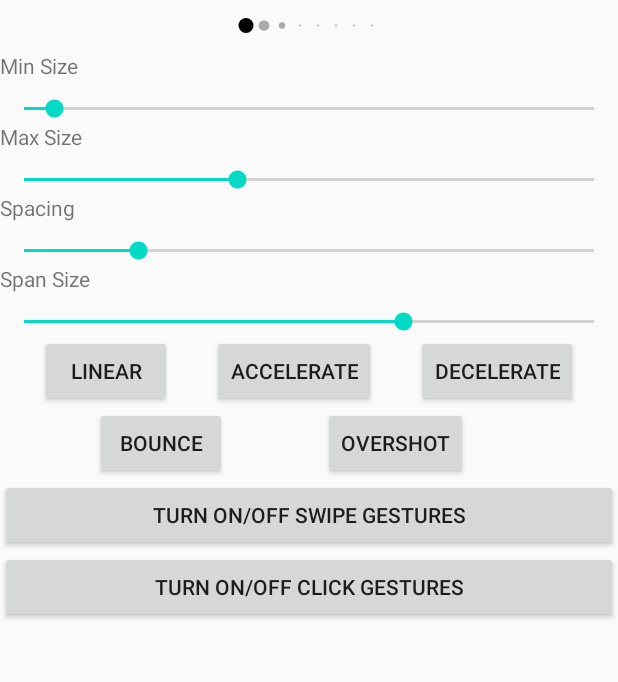
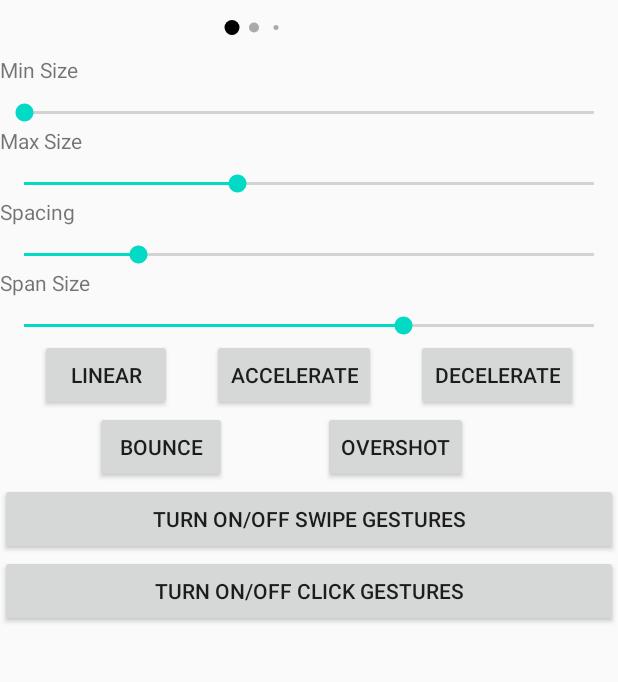
Before and after one commit to GoodRequest/GoodPagerIndicator, an Android app: the screen it shows after launch (MainActivity), on a phone screen of 412 x 824 dp, the part 384-1066 px from its top. Run offline under Robolectric (Android 15) with nearby library versions, the phone set to English and light mode, and no system bars.

Commit message:
Dot size factor introduced as new parameter
Some Interpolations are able to return values greater 1.0f. In such
case Dot is being drawn outside its boundaries. That's when size
factor is needed

```diff
--- a/app/src/main/res/layout/activity_main.xml
+++ b/app/src/main/res/layout/activity_main.xml
@@ -22,7 +22,8 @@
         app:indicator_dot_active_color="@android:color/black"
         app:indicator_dot_inactive_color="@android:color/darker_gray"
         app:indicator_dot_max_size="10dp"
-        app:indicator_dot_min_size="1dp"
+        app:indicator_dot_min_size="0dp"
+        app:indicator_dot_size_factor="1.3"
         app:indicator_dot_spacing="2dp"
         app:indicator_interpolator="linear"
         app:indicator_resizing_span="3"
--- a/goodpagerindicator/src/main/java/com/goodrequest/GoodPagerIndicator.kt
+++ b/goodpagerindicator/src/main/java/com/goodrequest/GoodPagerIndicator.kt
@@ -90,6 +90,24 @@ class GoodPagerIndicator @JvmOverloads constructor(
             invalidate()
         }
 
+
+    /**
+     * This parameter will extend drawing boundaries multiplying them by this factor.
+     * If your dot wants to take 100px and the factor is set to 2.0, the dot will have
+     * 200px available and will be drawn in center of available space.
+     *
+     * Size factor is useful especially if your [interpolator] can return values greater then
+     * 1.0. In such case [Dot] will draw outside its boundaries.
+     *
+     * It is recommended to use [dotSpacing] and padding instead of [dotSizeFactor]
+     * if your interpolator do not return values greater then 1.0
+     */
+    var dotSizeFactor: Float = 1.0f
+        set(value) {
+            field = value
+            invalidate()
+        }
+
     var swipeEnabled: Boolean = true
     var clickEnabled: Boolean = true
 
@@ -133,6 +151,7 @@ class GoodPagerIndicator @JvmOverloads constructor(
                     }
                 swipeEnabled = getBoolean(R.styleable.GoodPagerIndicator_indicator_swipe_enabled, true)
                 clickEnabled = getBoolean(R.styleable.GoodPagerIndicator_indicator_click_enabled, true)
+                dotSizeFactor = getFloat(R.styleable.GoodPagerIndicator_indicator_dot_size_factor, 1.0f)
             } finally {
                 recycle()
             }
@@ -177,6 +196,7 @@ class GoodPagerIndicator @JvmOverloads constructor(
                     minSize = dotMinSize
                     maxSize = dotMaxSize
                     spacing = dotSpacing
+                    sizeFactor = dotSizeFactor
                     setOnClickListener {
                         if (clickEnabled) {
                             pager?.currentItem = i
@@ -283,10 +303,16 @@ class GoodPagerIndicator @JvmOverloads constructor(
                 invalidate()
             }
 
+        var sizeFactor: Float = 1.0f
+            set(value) {
+                field = value
+                invalidate()
+            }
+
         override fun onMeasure(widthMeasureSpec: Int, heightMeasureSpec: Int) {
             super.onMeasure(
-                MeasureSpec.makeMeasureSpec(max(minSize, maxSize) + spacing, MeasureSpec.EXACTLY),
-                MeasureSpec.makeMeasureSpec(max(minSize, maxSize), MeasureSpec.EXACTLY)
+                MeasureSpec.makeMeasureSpec((max(minSize, maxSize) * sizeFactor).toInt() + spacing, MeasureSpec.EXACTLY),
+                MeasureSpec.makeMeasureSpec((max(minSize, maxSize) * sizeFactor).toInt(), MeasureSpec.EXACTLY)
             )
         }
 
--- a/goodpagerindicator/src/main/res/values/attrs.xml
+++ b/goodpagerindicator/src/main/res/values/attrs.xml
@@ -16,5 +16,6 @@
         </attr>
         <attr name="indicator_swipe_enabled" format="boolean"/>
         <attr name="indicator_click_enabled" format="boolean"/>
+        <attr name="indicator_dot_size_factor" format="float"/>
     </declare-styleable>
 </resources>
```
Also changed, not shown: 1 other file.
